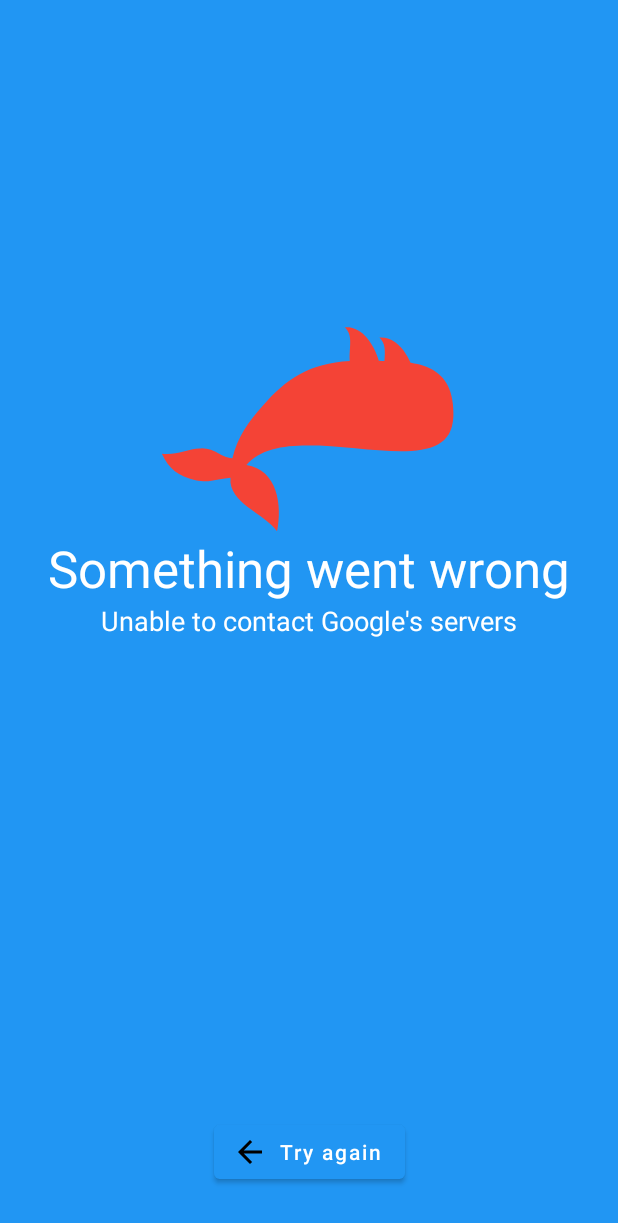
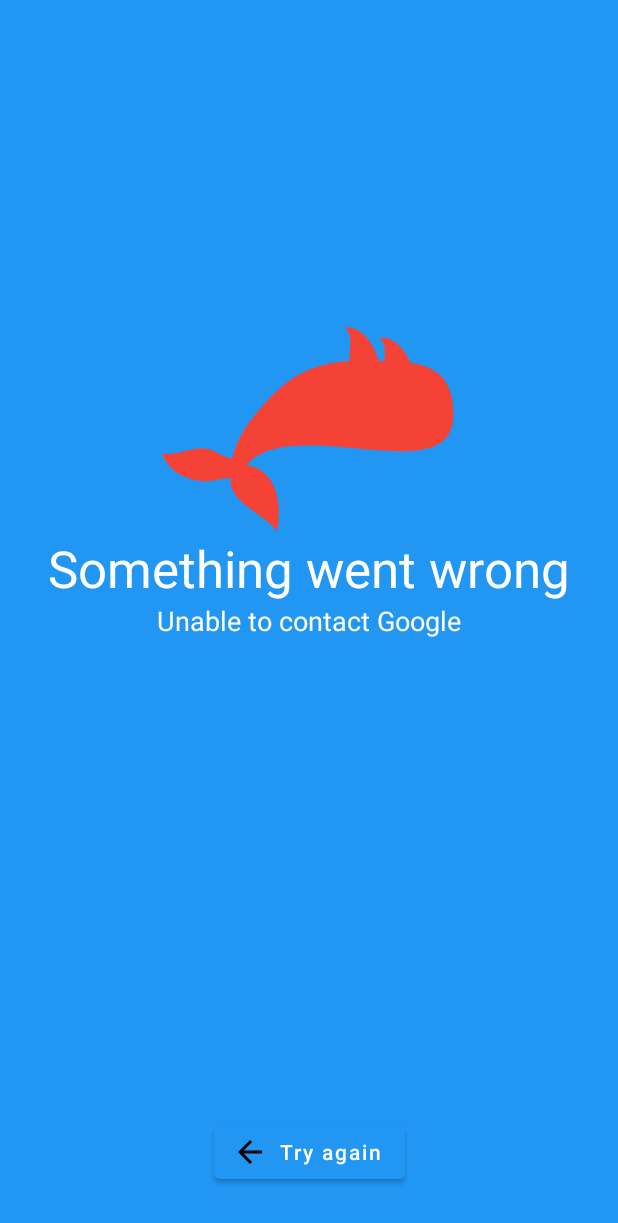
Before and after one commit to jordond/whalesay, an Android app: the layout fragment_translate_error.xml on its own in the app's theme, with its tools: preview values and no code run, on a phone screen of 412 x 824 dp. Shown: the top 1223 px of the screen. Run offline under Robolectric (Android 15) with nearby library versions, the phone set to English and light mode, and no system bars.

Commit message:
add all the files for the error screen

```diff
--- a/features/translate/src/main/java/ca/hoogit/features/translate/TranslateFeatureModule.kt
+++ b/features/translate/src/main/java/ca/hoogit/features/translate/TranslateFeatureModule.kt
@@ -1,11 +1,13 @@
 package ca.hoogit.features.translate
 
+import ca.hoogit.features.translate.ui.error.di.ErrorModule
 import ca.hoogit.features.translate.ui.translate.di.TranslateModule
 import dagger.Module
 
 @Module(
     includes = [
-        TranslateModule::class
+        TranslateModule::class,
+        ErrorModule::class
     ]
 )
 abstract class TranslateFeatureModule
--- a/features/translate/src/main/res/layout/fragment_translate_error.xml
+++ b/features/translate/src/main/res/layout/fragment_translate_error.xml
@@ -7,6 +7,10 @@
 
     <data>
 
+        <variable
+            name="state"
+            type="ca.hoogit.features.translate.ui.error.state.ErrorBindingState"
+            />
 
     </data>
 
@@ -36,28 +40,31 @@
             android:id="@+id/txtErrorText"
             android:layout_width="wrap_content"
             android:layout_height="wrap_content"
-            android:text="@string/error_generic"
+            android:text="@{state.titleID}"
+            android:textColor="@color/white"
+            android:textAppearance="@android:style/TextAppearance.Material.Display1"
             app:layout_constraintTop_toBottomOf="@+id/imgLogo"
             app:layout_constraintStart_toStartOf="parent"
             app:layout_constraintEnd_toEndOf="parent"
-            android:textAppearance="@android:style/TextAppearance.Material.Display1"
-            android:textColor="@color/white"
             app:layout_constraintHorizontal_bias="0.5"
             app:layout_constraintBottom_toTopOf="@+id/txtErrorSubText"
+            tools:text="@string/error_generic"
             />
 
         <androidx.appcompat.widget.AppCompatTextView
             android:id="@+id/txtErrorSubText"
             android:layout_width="wrap_content"
             android:layout_height="wrap_content"
-            tools:text="Unable to contact Google's servers"
+            android:textColor="@color/white"
+            android:textAppearance="@android:style/TextAppearance.Material.Medium"
+            android:text="@{state.subTitleID}"
+            app:visibleOrGone="@{state.showSubTitle}"
             app:layout_constraintTop_toBottomOf="@+id/txtErrorText"
             app:layout_constraintStart_toStartOf="parent"
             app:layout_constraintEnd_toEndOf="parent"
-            android:textAppearance="@android:style/TextAppearance.Material.Medium"
-            android:textColor="@color/white"
             app:layout_constraintBottom_toBottomOf="parent"
             app:layout_constraintHorizontal_bias="0.5"
+            tools:text="@string/error_google"
             />
 
         <com.google.android.material.button.MaterialButton
--- a/features/translate/src/main/res/values/strings.xml
+++ b/features/translate/src/main/res/values/strings.xml
@@ -1,4 +1,8 @@
 <resources>
     <string name="error_generic">Something went wrong</string>
+    <string name="error_network">Unable to connect to the internet</string>
+    <string name="error_google">Unable to contact Google</string>
+    <string name="error_speech_to_text">Unable to convert your speech to text</string>
+    <string name="error_text_to_speech">Unable to convert your text to speech</string>
     <string name="try_again">Try again</string>
 </resources>
```
Also changed, not shown: features/translate/src/main/java/ca/hoogit/features/translate/ui/error/ErrorFragment.kt (added, +42 -0 lines), features/translate/src/main/java/ca/hoogit/features/translate/ui/error/ErrorNavArgs.kt (added, +8 -0 lines), features/translate/src/main/java/ca/hoogit/features/translate/ui/error/ErrorViewModel.kt (added, +31 -0 lines), features/translate/src/main/java/ca/hoogit/features/translate/ui/error/di/ErrorModule.kt (added, +23 -0 lines), features/translate/src/main/java/ca/hoogit/features/translate/ui/error/model/ErrorType.kt (added, +14 -0 lines), features/translate/src/main/java/ca/hoogit/features/translate/ui/error/state/ErrorBindingState.kt (added, +32 -0 lines), features/translate/src/main/java/ca/hoogit/features/translate/ui/error/state/ErrorState.kt (added, +14 -0 lines), features/translate/src/main/res/navigation/navigation_feature_translate.xml (+19 -0 lines).
